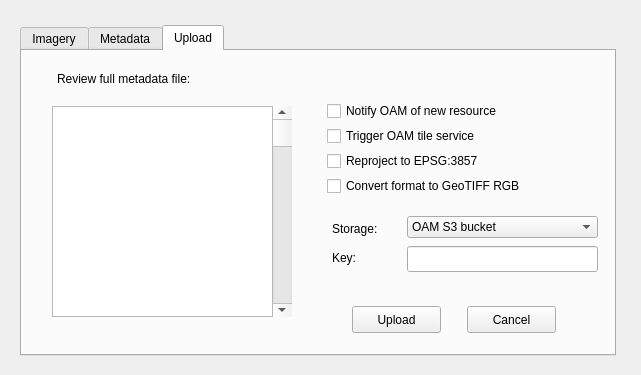
This is OpenAerialMap/oam_client_dialog_base.ui in hotosm/oam-qgis-plugin as Qt 5 draws it before an edit. The edited form follows.
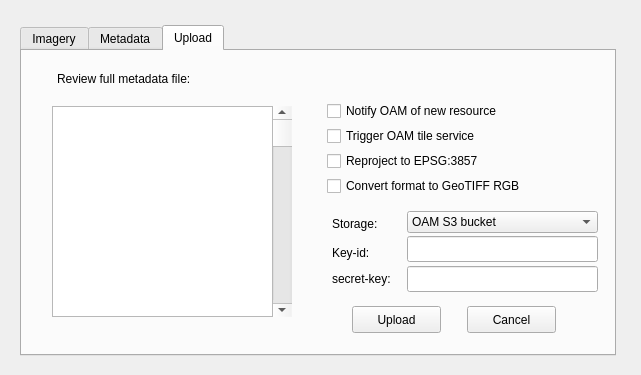
This is the edited form.

Commit message: Added KeyId field to the upload tab

```diff
--- a/OpenAerialMap/oam_client_dialog_base.ui
+++ b/OpenAerialMap/oam_client_dialog_base.ui
@@ -556,7 +556,7 @@
      <property name="geometry">
       <rect>
        <x>310</x>
-       <y>200</y>
+       <y>195</y>
        <width>58</width>
        <height>14</height>
       </rect>
@@ -565,14 +565,14 @@
       <string notr="true"/>
      </property>
      <property name="text">
-      <string>Key:</string>
+      <string>Key-id:</string>
      </property>
     </widget>
     <widget class="QComboBox" name="comboBox">
      <property name="geometry">
       <rect>
        <x>385</x>
-       <y>165</y>
+       <y>160</y>
        <width>191</width>
        <height>22</height>
       </rect>
@@ -592,7 +592,7 @@
      <property name="geometry">
       <rect>
        <x>310</x>
-       <y>170</y>
+       <y>165</y>
        <width>61</width>
        <height>16</height>
       </rect>
@@ -605,7 +605,7 @@
      <property name="geometry">
       <rect>
        <x>385</x>
-       <y>195</y>
+       <y>185</y>
        <width>191</width>
        <height>26</height>
       </rect>
@@ -673,6 +673,32 @@
       <string>Cancel</string>
      </property>
     </widget>
+    <widget class="QLineEdit" name="secretKeyEdit">
+     <property name="geometry">
+      <rect>
+       <x>385</x>
+       <y>215</y>
+       <width>191</width>
+       <height>26</height>
+      </rect>
+     </property>
+    </widget>
+    <widget class="QLabel" name="secretKeyLabel">
+     <property name="geometry">
+      <rect>
+       <x>310</x>
+       <y>220</y>
+       <width>76</width>
+       <height>16</height>
+      </rect>
+     </property>
+     <property name="styleSheet">
+      <string notr="true"/>
+     </property>
+     <property name="text">
+      <string>secret-key:</string>
+     </property>
+    </widget>
    </widget>
   </widget>
  </widget>
```
Left out of the diff: 52 changed lines with no effect on the pictures. The commit also changes 1 other file.
